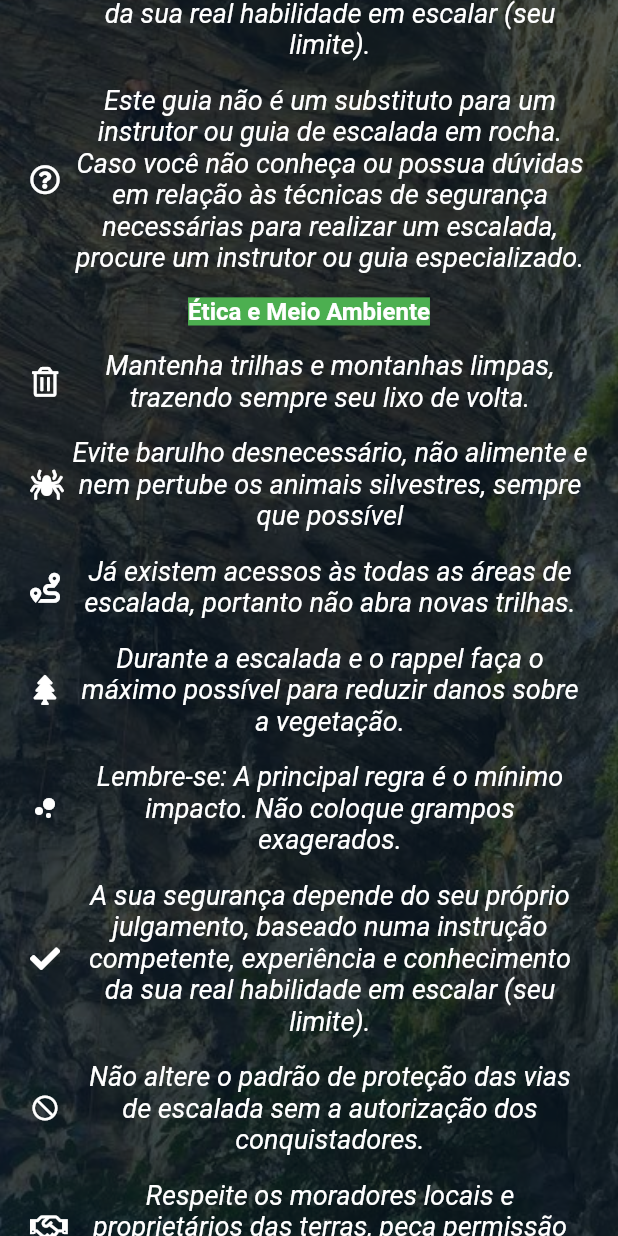
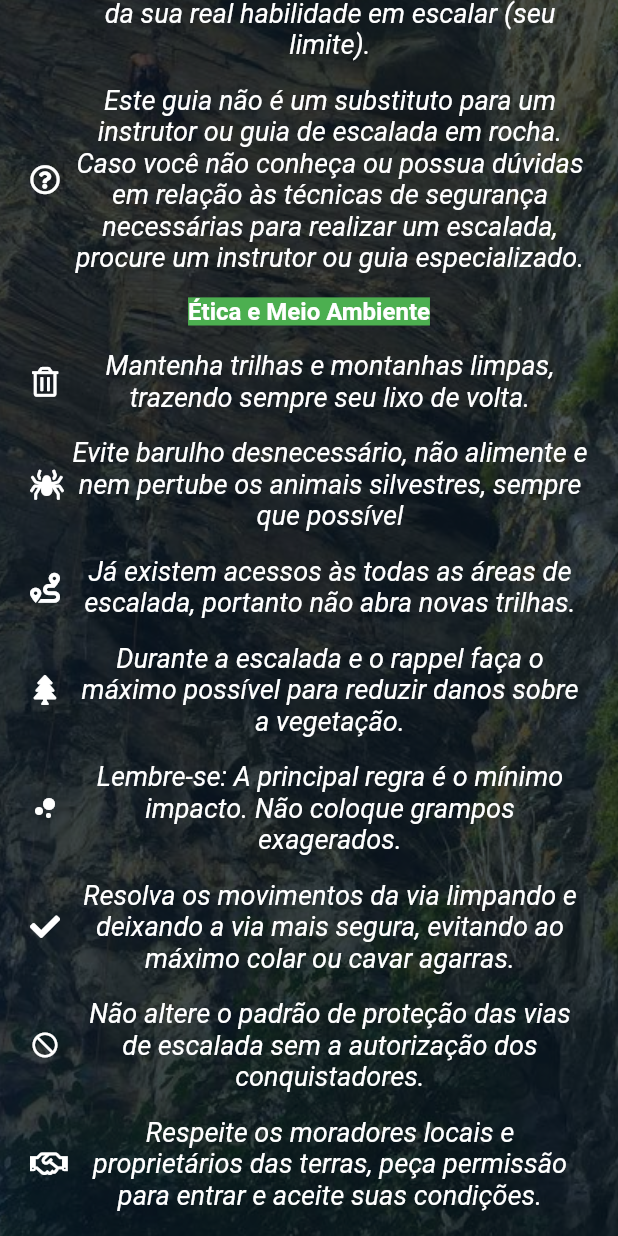
Before and after one commit to brunocabral/flutter-guia-arara, a Flutter app: the HomeScreen screen opened directly, scrolled down 576 dp, on a phone screen of 412 x 824 dp. Run offline on Flutter 3.47's test engine with Material 2 defaults, Android fonts, the phone set to English and light mode, and no system bars; our stand-ins replace font_awesome_flutter, intro_slider, photo_view; Roboto replaces fonts that are missing (Raleway, RobotoMono).

Commit message:
Fixed paragraph text

```diff
--- a/lib/tabs/home_tab.dart
+++ b/lib/tabs/home_tab.dart
@@ -128,9 +128,8 @@ class HomeTab extends StatelessWidget {
                           ),
                           SizedBox(height: 16.0),
                           CustomInfoTile(
-                              text: "A sua segurança depende do seu próprio julgamento, "
-                                  "baseado numa instrução competente, experiência e conhecimento da sua real "
-                                  "habilidade em escalar (seu limite).",
+                              text: "Resolva os movimentos da via limpando e deixando a via mais segura, "
+                                  "evitando ao máximo colar ou cavar agarras.",
                               iconData: FontAwesomeIcons.check
                           ),
                           SizedBox(height: 16.0),
```
